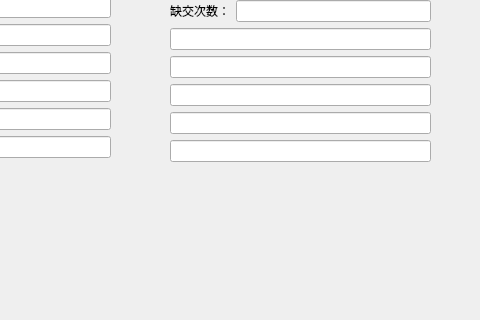
Above: dialog.ui from ZengKeKe1/ClassInfoCenter before the change; both pictures show x 160 to 640 and y 160 to 480 of the 640 by 480 pixel window. Below: the same form after it.
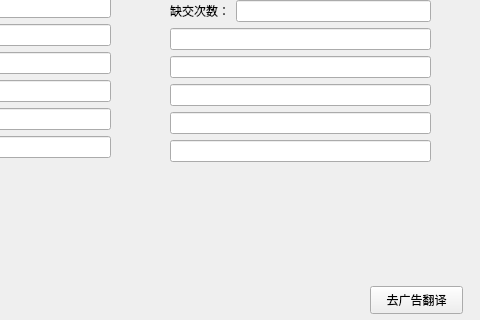
That is the form after the change.

Commit message:
翻译功能补充
该修改来自曾育林

```diff
--- a/dialog.ui
+++ b/dialog.ui
@@ -337,6 +337,19 @@
     <string>同学</string>
    </property>
   </widget>
+  <widget class="QPushButton" name="pushButton">
+   <property name="geometry">
+    <rect>
+     <x>530</x>
+     <y>446</y>
+     <width>93</width>
+     <height>28</height>
+    </rect>
+   </property>
+   <property name="text">
+    <string>去广告翻译</string>
+   </property>
+  </widget>
  </widget>
  <resources/>
  <connections/>
```
The commit also changes 11 other files.
